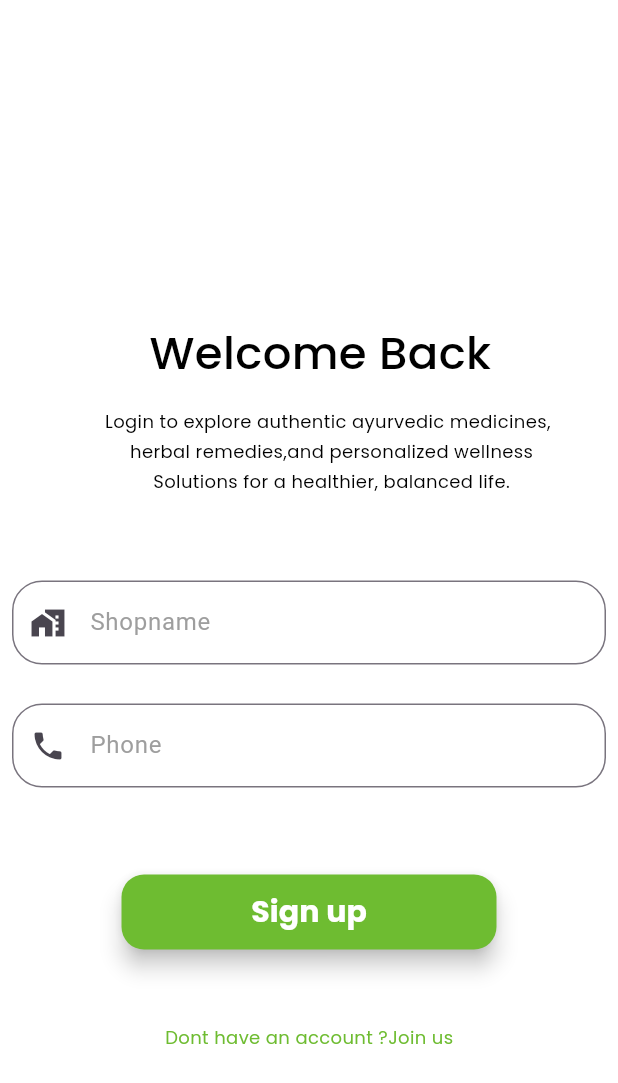
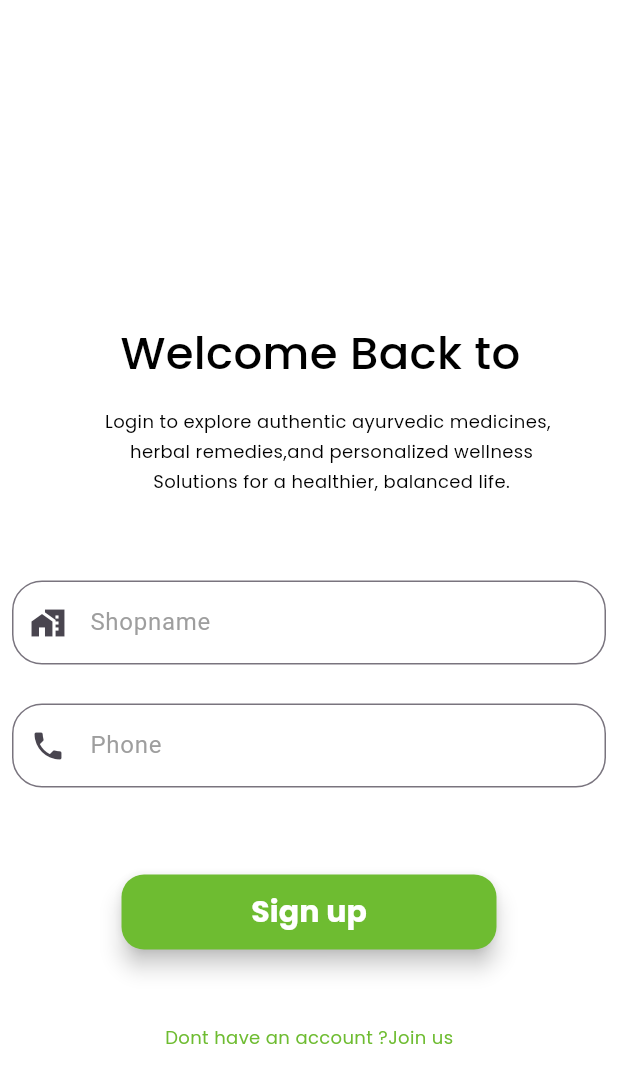
Before and after one commit to anshaanilkumar/btob, a Flutter app: the screen it shows after launch, after a tap on the "arrow back ios" icon, on a phone screen of 412 x 824 dp. Shown: the top 1083 px of the screen. Run offline on Flutter 3.47's test engine with Material 3 defaults, Android fonts, the phone set to English and light mode, and no system bars; our stand-ins replace google_fonts, smooth_page_indicator.

```diff
--- a/lib/front/login.dart
+++ b/lib/front/login.dart
@@ -33,7 +33,7 @@ class _LoginState extends State<Login> {
                   Padding(
                     padding: EdgeInsets.only(top: 100, left: 15),
                     child: Text(
-                      'Welcome Back',
+                      'Welcome Back to',
                       style: GoogleFonts.poppins(
                         fontSize: 30,
                         fontWeight: FontWeight.w500,
```
